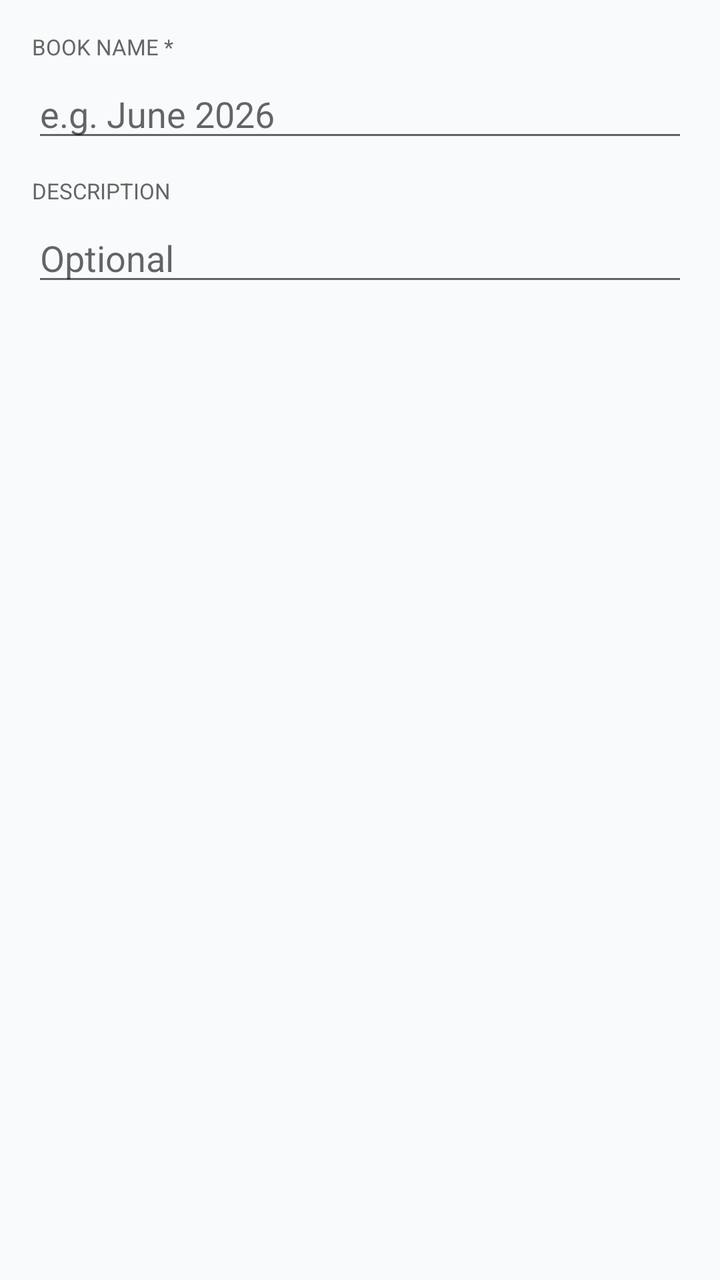
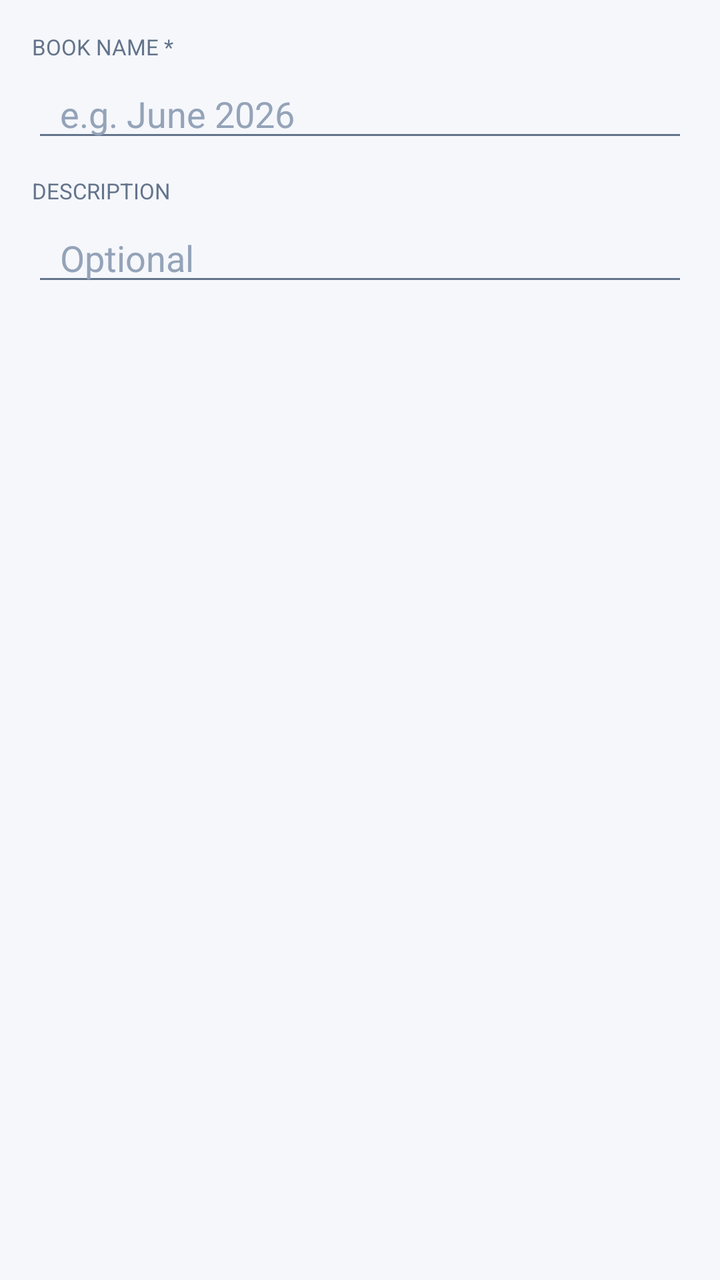

Screens rendered from an Android XML layout before and after an edit, with the pre-edit source and the edit as a unified diff.
<!-- AndroidManifest.xml: application theme Theme.ExpenseOS -->
<!-- res/layout/dialog_new_book.xml -->
<?xml version="1.0" encoding="utf-8"?>
<LinearLayout xmlns:android="http://schemas.android.com/apk/res/android"
    android:layout_width="match_parent"
    android:layout_height="wrap_content"
    android:orientation="vertical"
    android:padding="16dp">

    <TextView
        android:layout_width="wrap_content"
        android:layout_height="wrap_content"
        android:text="BOOK NAME *"
        android:textSize="11sp"
        android:textColor="#666"
        android:layout_marginBottom="4dp" />

    <EditText
        android:id="@+id/et_book_name"
        android:layout_width="match_parent"
        android:layout_height="wrap_content"
        android:hint="e.g. June 2026"
        android:inputType="text"
        android:layout_marginBottom="12dp" />

    <TextView
        android:layout_width="wrap_content"
        android:layout_height="wrap_content"
        android:text="DESCRIPTION"
        android:textSize="11sp"
        android:textColor="#666"
        android:layout_marginBottom="4dp" />

    <EditText
        android:id="@+id/et_book_desc"
        android:layout_width="match_parent"
        android:layout_height="wrap_content"
        android:hint="Optional"
        android:inputType="text" />
</LinearLayout>
<!-- resources referenced by this layout -->
<resources>
  <style name="Theme.ExpenseOS" parent="Theme.MaterialComponents.Light.NoActionBar">
          <item name="colorPrimary">@color/primary</item>
          <item name="colorPrimaryDark">@color/primary_dark</item>
          <item name="colorAccent">@color/primary</item>
          <item name="android:windowBackground">@color/bg</item>
          <item name="android:fontFamily">sans-serif</item>
          <item name="android:statusBarColor">@color/primary_dark</item>
      </style>
  <color name="bg">#F8FAFC</color>
  <!-- unchanged entries left out for length: 2 -->
</resources>

<!-- the commit's change to res/layout/dialog_new_book.xml (unified diff, before → after) -->
@@ -10,7 +10,7 @@
         android:layout_height="wrap_content"
         android:text="BOOK NAME *"
         android:textSize="11sp"
-        android:textColor="#666"
+        android:textColor="@color/text_muted"
         android:layout_marginBottom="4dp" />
 
     <EditText
@@ -26,7 +26,7 @@
         android:layout_height="wrap_content"
         android:text="DESCRIPTION"
         android:textSize="11sp"
-        android:textColor="#666"
+        android:textColor="@color/text_muted"
         android:layout_marginBottom="4dp" />
 
     <EditText
<!-- resource entries referenced after the edit -->
@@ -1,14 +1,92 @@
 <!-- resources referenced by this layout -->
 <resources>
-  <style name="Theme.ExpenseOS" parent="Theme.MaterialComponents.Light.NoActionBar">
+  <color name="text_muted">#64748B</color>
+  <style name="Theme.ExpenseOS" parent="Theme.MaterialComponents.DayNight.NoActionBar">
           <item name="colorPrimary">@color/primary</item>
+          <item name="colorPrimaryVariant">@color/primary_dark</item>
           <item name="colorPrimaryDark">@color/primary_dark</item>
+          <item name="colorOnPrimary">@color/on_primary</item>
+          <item name="colorSecondary">@color/secondary</item>
+          <item name="colorSecondaryVariant">@color/secondary_dark</item>
+          <item name="colorOnSecondary">@color/on_primary</item>
           <item name="colorAccent">@color/primary</item>
+          <item name="colorSurface">@color/surface</item>
+          <item name="colorOnSurface">@color/text</item>
+          <item name="colorOnBackground">@color/text</item>
+          <item name="colorError">@color/danger</item>
+          <item name="android:colorBackground">@color/bg</item>
           <item name="android:windowBackground">@color/bg</item>
+  
+          <item name="android:textColorPrimary">@color/text</item>
+          <item name="android:textColorSecondary">@color/text_muted</item>
+          <item name="android:textColorHint">@color/text_hint</item>
           <item name="android:fontFamily">sans-serif</item>
-          <item name="android:statusBarColor">@color/primary_dark</item>
+          <item name="fontFamily">sans-serif</item>
+  
+          
+          <item name="android:statusBarColor">@color/bg</item>
+          <item name="android:navigationBarColor">@color/nav_bg</item>
+          <item name="android:windowLightStatusBar">true</item>
+          <item name="android:windowLightNavigationBar" tools:targetApi="o_mr1">true</item>
+          <item name="android:forceDarkAllowed" tools:targetApi="q">false</item>
+  
+          
+          <item name="editTextStyle">@style/Widget.ExpenseOS.EditText</item>
+          <item name="materialAlertDialogTheme">@style/ThemeOverlay.ExpenseOS.Dialog</item>
+          <item name="bottomSheetDialogTheme">@style/ThemeOverlay.ExpenseOS.BottomSheet</item>
+          <item name="android:windowAnimationStyle">@style/Animation.ExpenseOS.Window</item>
+          <item name="android:windowActivityTransitions">true</item>
+          <item name="android:windowContentTransitions">true</item>
       </style>
-  <color name="bg">#F8FAFC</color>
+  <color name="on_primary">#FFFFFF</color>
+  <color name="secondary">#0F766E</color>
+  <color name="secondary_dark">#115E59</color>
+  <color name="surface">#FFFFFF</color>
+  <color name="text">#0F172A</color>
+  <color name="danger">#E11D48</color>
+  <color name="bg">#F5F7FB</color>
+  <color name="text_hint">#94A3B8</color>
+  <color name="nav_bg">#FFFFFF</color>
+  <style name="Widget.ExpenseOS.EditText" parent="Widget.AppCompat.EditText">
+          <item name="android:textSize">@dimen/type_body</item>
+          <item name="android:textColor">@color/text</item>
+          <item name="android:textColorHint">@color/text_hint</item>
+          <item name="android:paddingStart">14dp</item>
+          <item name="android:paddingEnd">14dp</item>
+          <item name="android:minHeight">@dimen/input_height</item>
+      </style>
+  <style name="ThemeOverlay.ExpenseOS.Dialog" parent="ThemeOverlay.MaterialComponents.MaterialAlertDialog">
+          <item name="colorPrimary">@color/primary</item>
+          <item name="colorSurface">@color/surface</item>
+          <item name="colorOnSurface">@color/text</item>
+          <item name="shapeAppearanceOverlay">@style/ShapeAppearance.ExpenseOS.Dialog</item>
+          <item name="android:windowMinWidthMajor">84%</item>
+          <item name="android:windowMinWidthMinor">84%</item>
+      </style>
+  <style name="ThemeOverlay.ExpenseOS.BottomSheet" parent="ThemeOverlay.MaterialComponents.BottomSheetDialog">
+          <item name="bottomSheetStyle">@style/Widget.ExpenseOS.BottomSheet</item>
+      </style>
+  <style name="Animation.ExpenseOS.Window" parent="@android:style/Animation.Activity">
+          <item name="android:activityOpenEnterAnimation">@anim/screen_enter</item>
+          <item name="android:activityOpenExitAnimation">@anim/screen_exit</item>
+          <item name="android:activityCloseEnterAnimation">@anim/screen_pop_enter</item>
+          <item name="android:activityCloseExitAnimation">@anim/screen_pop_exit</item>
+      </style>
+  <style name="ShapeAppearance.ExpenseOS.Dialog" parent="ShapeAppearance.MaterialComponents.MediumComponent">
+          <item name="cornerFamily">rounded</item>
+          <item name="cornerSize">26dp</item>
+      </style>
+  <style name="Widget.ExpenseOS.BottomSheet" parent="Widget.MaterialComponents.BottomSheet.Modal">
+          <item name="shapeAppearanceOverlay">@style/ShapeAppearance.ExpenseOS.Sheet</item>
+          <item name="backgroundTint">@color/surface</item>
+      </style>
+  <style name="ShapeAppearance.ExpenseOS.Sheet" parent="">
+          <item name="cornerFamily">rounded</item>
+          <item name="cornerSizeTopLeft">26dp</item>
+          <item name="cornerSizeTopRight">26dp</item>
+          <item name="cornerSizeBottomLeft">0dp</item>
+          <item name="cornerSizeBottomRight">0dp</item>
+      </style>
   <!-- unchanged entries left out for length: 2 -->
 </resources>
 
